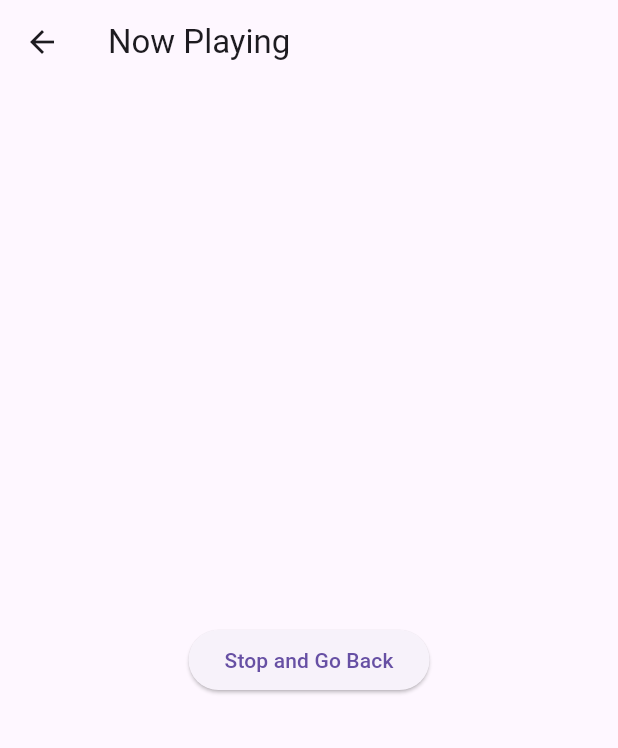
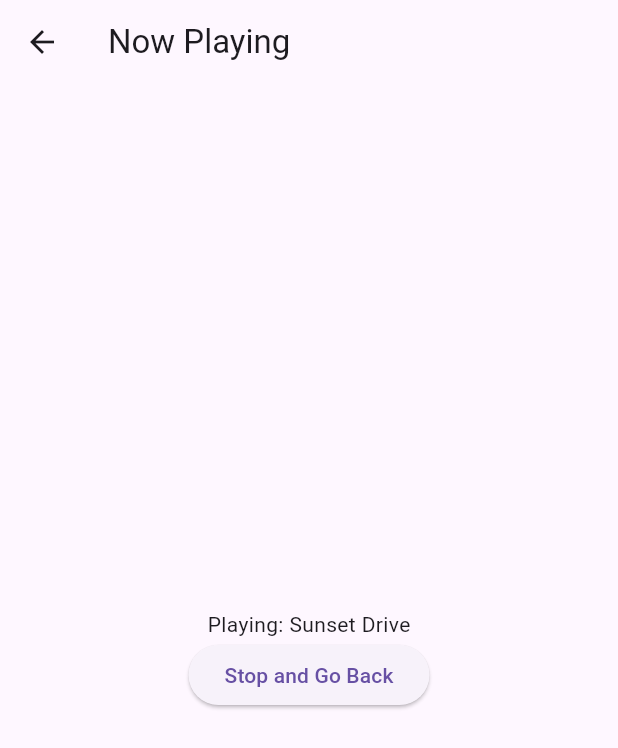
Before and after one commit to Not-PvP/Florencio_Mark_Lab6, a Flutter app: the screen it shows after launch, after a tap on "Play First Song", on a phone screen of 412 x 824 dp. Shown: the top 748 px of the screen. Run offline on Flutter 3.47's test engine with Material 3 defaults, Android fonts, the phone set to English and light mode, and no system bars.

Commit message:
done: step 6

```diff
--- a/lib/main.dart
+++ b/lib/main.dart
@@ -27,7 +27,7 @@ class PlaylistScreen extends StatelessWidget {
             Navigator.push(
               context,
               MaterialPageRoute(
-                builder: (context) => const NowPlayingScreen(),
+                builder: (context) => const NowPlayingScreen(songTitle: 'Sunset Drive'),
               ),
             );
           },
@@ -39,18 +39,25 @@ class PlaylistScreen extends StatelessWidget {
 }
 
 class NowPlayingScreen extends StatelessWidget {
-  const NowPlayingScreen({super.key});
+  final String songTitle;
+  const NowPlayingScreen({super.key, required this.songTitle});
 
   @override
   Widget build(BuildContext context) {
     return Scaffold(
       appBar: AppBar(title: const Text('Now Playing')),
       body: Center(
-        child: ElevatedButton(
-          onPressed: () {
-            Navigator.pop(context);
-          },
-          child: const Text('Stop and Go Back'),
+        child: Column(
+          mainAxisAlignment: MainAxisAlignment.center,
+          children: [
+            Text('Playing: $songTitle'),
+            ElevatedButton(
+              onPressed: () {
+                Navigator.pop(context);
+              },
+              child: const Text('Stop and Go Back'),
+            ),
+          ],
         ),
       ),
     );
```
